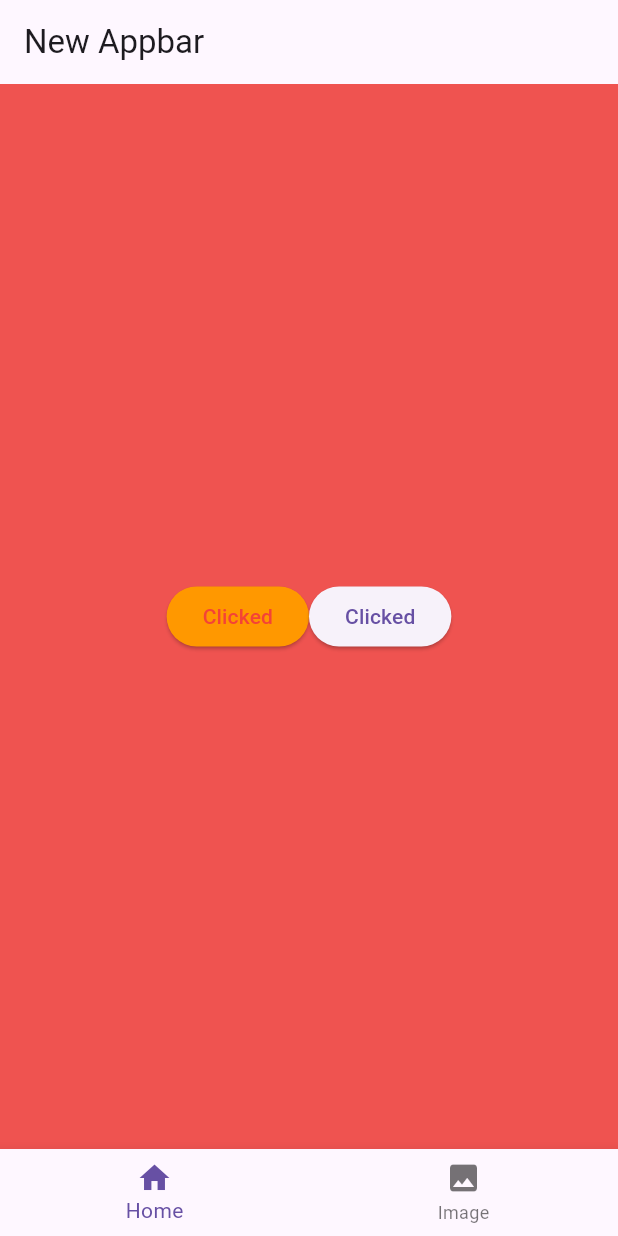
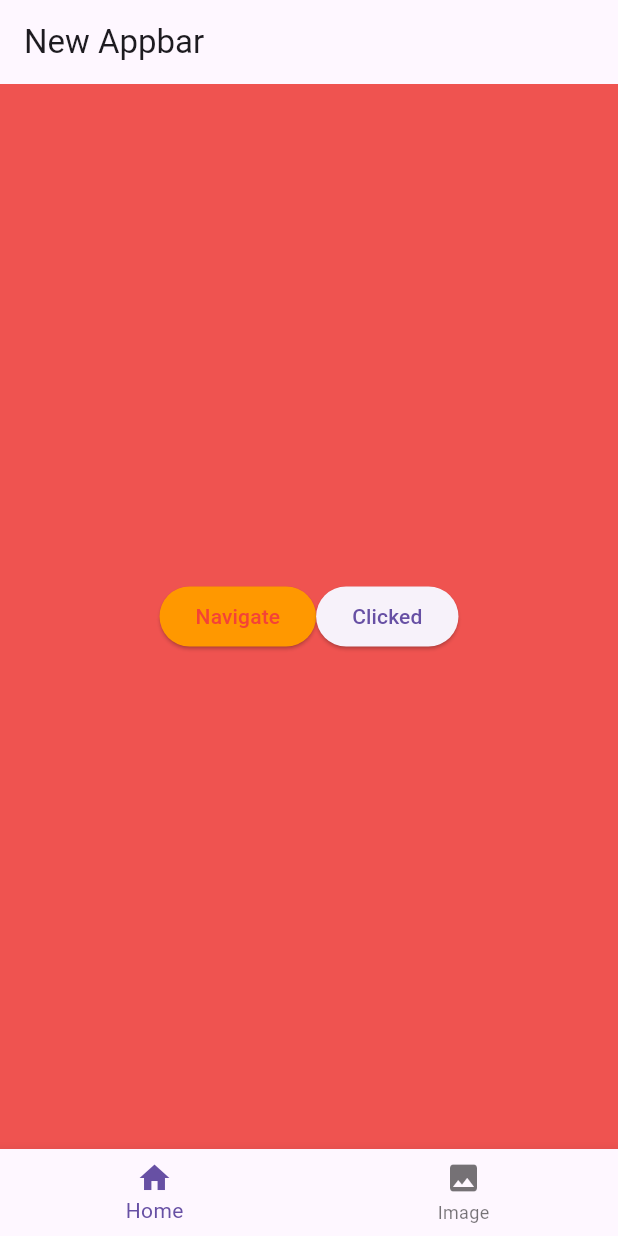
Before and after one commit to Vengeance110703/First-Flutter-App, a Flutter app: the screen it shows after launch, after a tap on "Click", on a phone screen of 412 x 824 dp. Run offline on Flutter 3.47's test engine with Material 3 defaults, Android fonts, the phone set to English and light mode, and no system bars.

Commit message:
add 2 pages

```diff
--- a/lib/main.dart
+++ b/lib/main.dart
@@ -14,13 +14,29 @@ class MyApp extends StatefulWidget {
 }
 
 class _MyAppState extends State<MyApp> {
+  @override
+  Widget build(BuildContext context) {
+    return const MaterialApp(
+      home: BasePage(),
+      debugShowCheckedModeBanner: false,
+    );
+  }
+}
+
+class BasePage extends StatefulWidget {
+  const BasePage({super.key});
+
+  @override
+  State<BasePage> createState() => _BasePageState();
+}
+
+class _BasePageState extends State<BasePage> {
   String buttonName = 'Click';
   int currentIndex = 0;
 
   @override
   Widget build(BuildContext context) {
-    return MaterialApp(
-      home: Scaffold(
+    return Scaffold(
       appBar: AppBar(
         title: const Text("New Appbar"),
       ),
@@ -36,14 +52,14 @@ class _MyAppState extends State<MyApp> {
                     children: [
                       ElevatedButton(
                         onPressed: () => {
-                            setState(() {
-                              buttonName = 'Clicked';
-                            })
+                          Navigator.of(context).push(MaterialPageRoute(
+                              builder: (BuildContext context) =>
+                                  const SecondPage()))
                         },
                         style: ElevatedButton.styleFrom(
                             foregroundColor: Colors.red,
                             backgroundColor: Colors.orange),
-                          child: Text(buttonName),
+                        child: const Text('Navigate'),
                       ),
                       ElevatedButton(
                           onPressed: () => {
@@ -70,8 +86,19 @@ class _MyAppState extends State<MyApp> {
           })
         },
       ),
-      ),
-      debugShowCheckedModeBanner: false,
     );
   }
 }
+
+class SecondPage extends StatelessWidget {
+  const SecondPage({super.key});
+
+  @override
+  Widget build(BuildContext context) {
+    return Scaffold(
+      appBar: AppBar(
+        title: const Text("2nd Page"),
+      ),
+    );
+  }
+}
```
Lines whose indentation alone changed are shown as unchanged.
